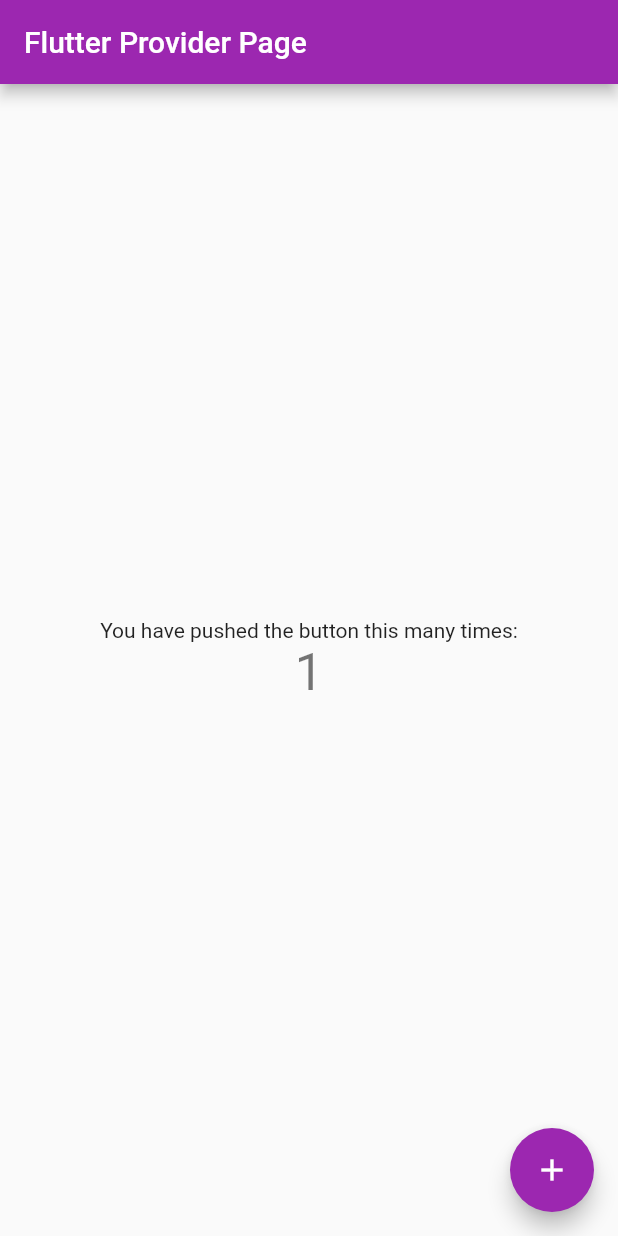
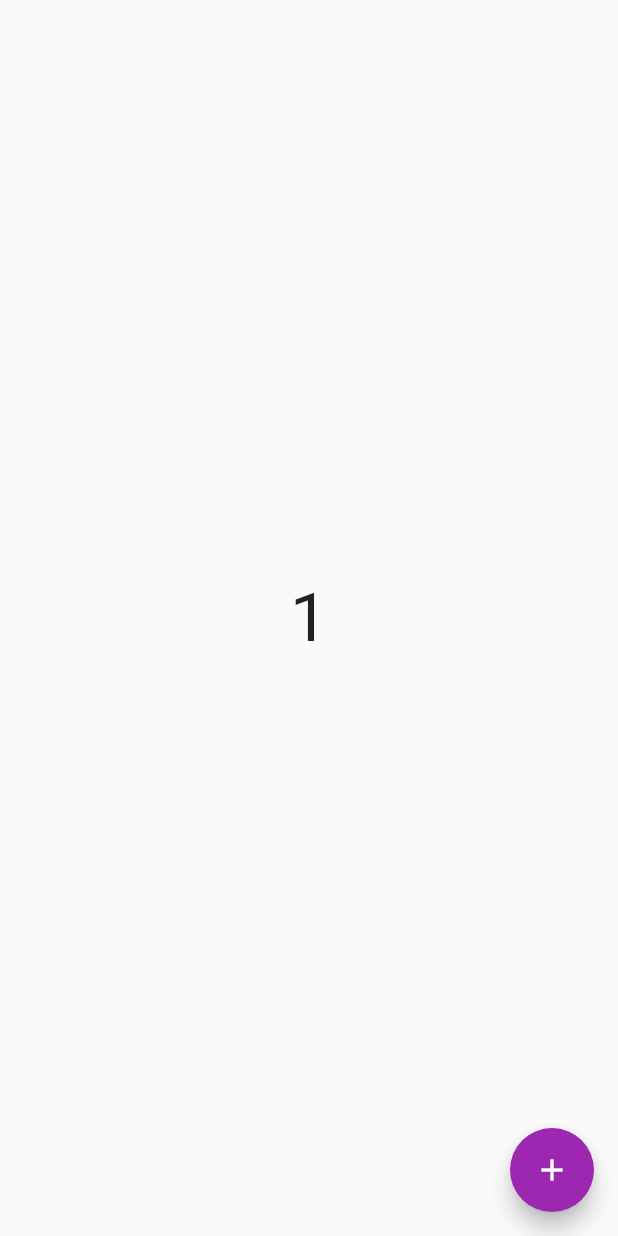
Before and after one commit to miladmirkhan/provider_example, a Flutter app: the screen it shows after launch, after a tap on the "add" icon, on a phone screen of 412 x 824 dp. Run offline on Flutter 3.47's test engine with Material 2 defaults, Android fonts, the phone set to English and light mode, and no system bars; missing offline and left inert: dart:html.

Commit message:
make a class for provider method, add final implements

```diff
--- /dev/null
+++ b/lib/counter.dart
@@ -0,0 +1,15 @@
+import 'package:flutter/cupertino.dart';
+
+
+
+class count extends ChangeNotifier{
+  int num =0;//initial value
+
+  int get getnum => num;//getter method
+
+void incrementnum(){
+num++;
+notifyListeners();
+}
+
+}
--- a/lib/main.dart
+++ b/lib/main.dart
@@ -1,4 +1,8 @@
+import 'dart:html';
+
 import 'package:flutter/material.dart';
+import 'package:provider/provider.dart';
+import 'package:provider_example/counter.dart';
 
 void main() {
   runApp(const MyApp());
@@ -11,97 +15,36 @@ class MyApp extends StatelessWidget {
   @override
 
   Widget build(BuildContext context) {
-    return MaterialApp(
+    return ChangeNotifierProvider<count>(
+      create: (context)=> count(),
+
+      child: MaterialApp(
       title: 'Flutter Provider',
       theme: ThemeData(
         primarySwatch: Colors.purple,
       ),
-      home: const MyHomePage(title: 'Flutter Provider Page'),
+      home:  CountApp()
+    ),
     );
   }
 }
 
-class MyHomePage extends StatefulWidget {
-  const MyHomePage({Key? key, required this.title}) : super(key: key);
+class CountApp extends StatelessWidget {
 
-  // This widget is the home page of your application. It is stateful, meaning
-  // that it has a State object (defined below) that contains fields that affect
-  // how it looks.
-
-  // This class is the configuration for the state. It holds the values (in this
-  // case the title) provided by the parent (in this case the App widget) and
-  // used by the build method of the State. Fields in a Widget subclass are
-  // always marked "final".
-
-  final String title;
-
-  @override
-  State<MyHomePage> createState() => _MyHomePageState();
-}
-
-class _MyHomePageState extends State<MyHomePage> {
-  int _counter = 0;
-
-  void _incrementCounter() {
-    setState(() {
-      // This call to setState tells the Flutter framework that something has
-      // changed in this State, which causes it to rerun the build method below
-      // so that the display can reflect the updated values. If we changed
-      // _counter without calling setState(), then the build method would not be
-      // called again, and so nothing would appear to happen.
-      _counter++;
-    });
-  }
-
-  @override
-  Widget build(BuildContext context) {
-    // This method is rerun every time setState is called, for instance as done
-    // by the _incrementCounter method above.
-    //
-    // The Flutter framework has been optimized to make rerunning build methods
-    // fast, so that you can just rebuild anything that needs updating rather
-    // than having to individually change instances of widgets.
+  Widget build(BuildContext context){
 return Scaffold(
-      appBar: AppBar(
-        // Here we take the value from the MyHomePage object that was created by
-        // the App.build method, and use it to set our appbar title.
-        title: Text(widget.title),
-      ),
   body: Center(
-        // Center is a layout widget. It takes a single child and positions it
-        // in the middle of the parent.
-        child: Column(
-          // Column is also a layout widget. It takes a list of children and
-          // arranges them vertically. By default, it sizes itself to fit its
-          // children horizontally, and tries to be as tall as its parent.
-          //
-          // Invoke "debug painting" (press "p" in the console, choose the
-          // "Toggle Debug Paint" action from the Flutter Inspector in Android
-          // Studio, or the "Toggle Debug Paint" command in Visual Studio Code)
-          // to see the wireframe for each widget.
-          //
-          // Column has various properties to control how it sizes itself and
-          // how it positions its children. Here we use mainAxisAlignment to
-          // center the children vertically; the main axis here is the vertical
-          // axis because Columns are vertical (the cross axis would be
-          // horizontal).
-          mainAxisAlignment: MainAxisAlignment.center,
-          children: <Widget>[
-            const Text(
-              'You have pushed the button this many times:',
-            ),
-            Text(
-              '$_counter',
-              style: Theme.of(context).textTheme.headline4,
-            ),
-          ],
+    child: Consumer<count>(
+      builder: (context,count,child){
+        return Text("${count.getnum}",style: TextStyle(fontSize: 45),);
+      },
     ),
   ),
   floatingActionButton: FloatingActionButton(
-        onPressed: _incrementCounter,
-        tooltip: 'Increment',
-        child: const Icon(Icons.add),
-      ), // This trailing comma makes auto-formatting nicer for build methods.
+    onPressed:() {
+Provider.of<count>(context,listen: false).incrementnum();
+    },
+    child: Icon(Icons.add),
+  ),
 );
-  }
-}
+  }}
```
Lines whose indentation alone changed are shown as unchanged.
